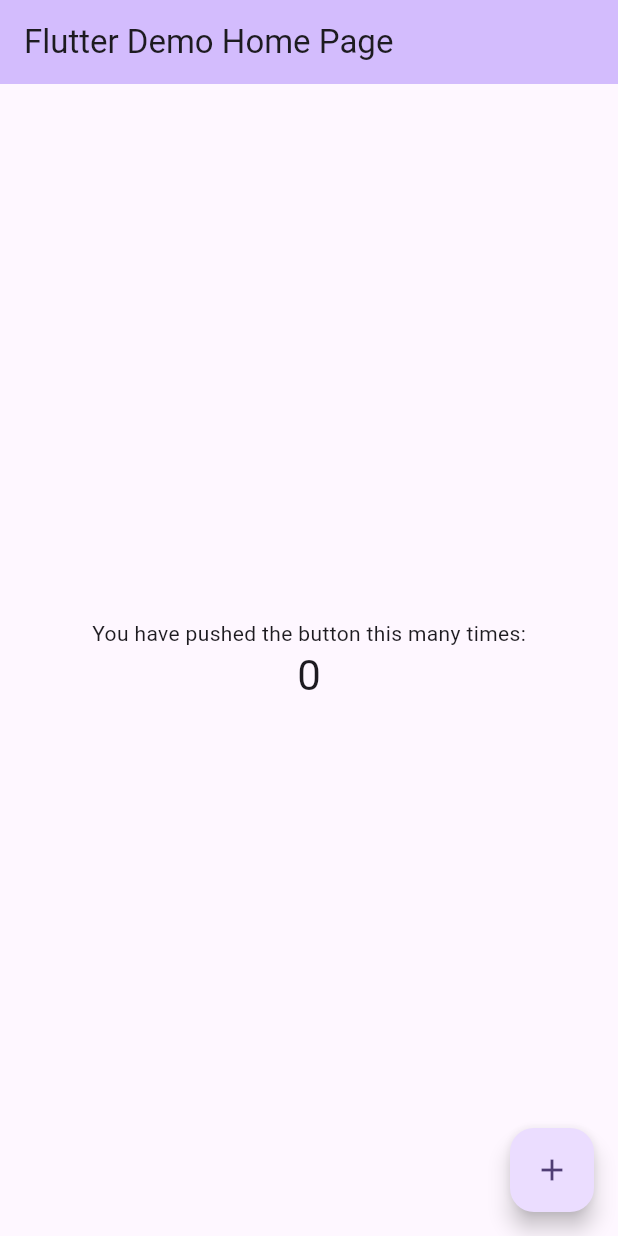
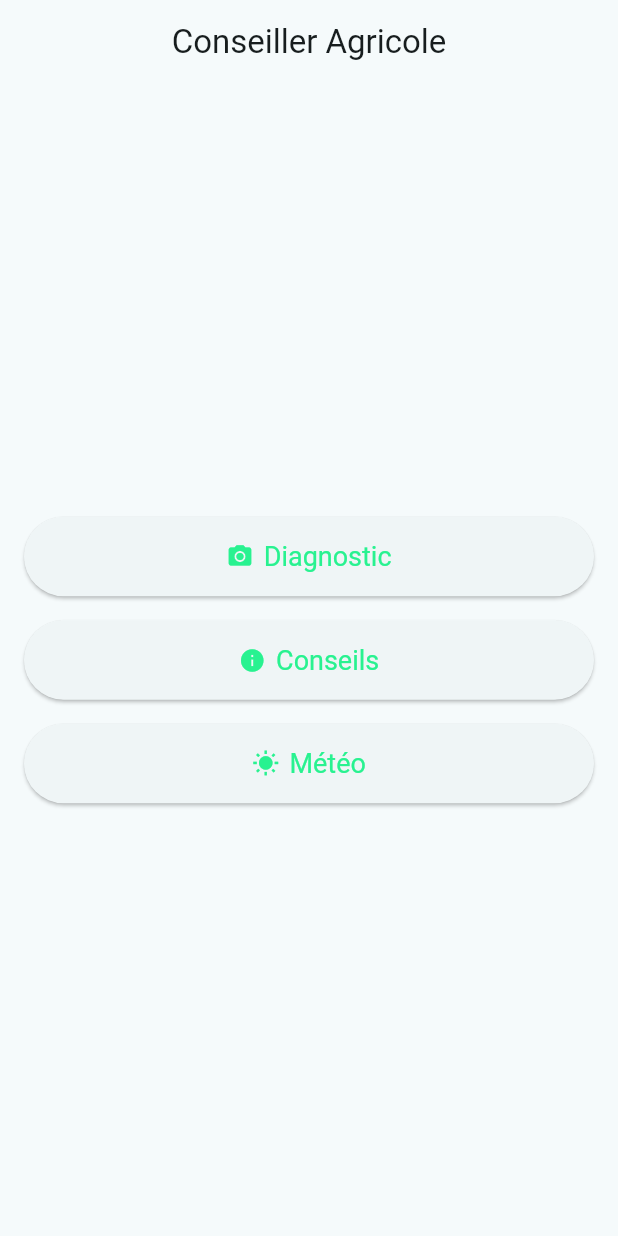
Before and after one commit to AlphaSierraDelta2849/agripas, a Flutter app: the screen it shows after launch, on a phone screen of 412 x 824 dp. Run offline on Flutter 3.47's test engine with Material 3 defaults, Android fonts, the phone set to English and light mode, and no system bars.

Commit message:
initial commit

```diff
--- a/lib/main.dart
+++ b/lib/main.dart
@@ -1,3 +1,4 @@
+import 'package:agripas/screens/home.dart';
 import 'package:flutter/material.dart';
 
 void main() {
@@ -28,10 +29,14 @@
         //
         // This works for code too, not just values: Most code changes can be
         // tested with just a hot reload.
-        colorScheme: ColorScheme.fromSeed(seedColor: Colors.deepPurple),
+        colorScheme: ColorScheme.fromSeed(
+          // seedColor: Colors.deepPurple,
+          seedColor: Colors.white,
+          primary: const Color.fromARGB(255, 40, 242, 144),
+          ),
         useMaterial3: true,
       ),
-      home: const MyHomePage(title: 'Flutter Demo Home Page'),
+      home: const HomePage(),
     );
   }
 }
--- /dev/null
+++ b/lib/screens/home.dart
@@ -0,0 +1,67 @@
+import 'package:flutter/material.dart';
+
+class HomePage extends StatelessWidget {
+  const HomePage({super.key});
+
+  @override
+  Widget build(BuildContext context) {
+    return Scaffold(
+      appBar: AppBar(
+        title: Text("Conseiller Agricole"),
+        centerTitle: true,
+      ),
+      body: Padding(
+        padding: const EdgeInsets.all(16.0),
+        child: Column(
+          mainAxisAlignment: MainAxisAlignment.center,
+          crossAxisAlignment: CrossAxisAlignment.stretch,
+          children: [
+            // Option Diagnostic
+            ElevatedButton.icon(
+              icon: Icon(Icons.camera_alt),
+              label: Text("Diagnostic"),
+              style: ElevatedButton.styleFrom(
+                padding: EdgeInsets.symmetric(vertical: 16.0),
+                textStyle: TextStyle(fontSize: 18),
+              ),
+              onPressed: () {
+                // Naviguer vers l'écran de diagnostic
+                Navigator.pushNamed(context, '/diagnostic');
+              },
+            ),
+            SizedBox(height: 16),
+
+            // Option Conseils
+            ElevatedButton.icon(
+              icon: Icon(Icons.info),
+              label: Text("Conseils"),
+              style: ElevatedButton.styleFrom(
+                padding: EdgeInsets.symmetric(vertical: 16.0),
+                textStyle: TextStyle(fontSize: 18),
+              ),
+              onPressed: () {
+                // Naviguer vers l'écran de conseils
+                Navigator.pushNamed(context, '/conseils');
+              },
+            ),
+            SizedBox(height: 16),
+
+            // Option Météo
+            ElevatedButton.icon(
+              icon: Icon(Icons.wb_sunny),
+              label: Text("Météo"),
+              style: ElevatedButton.styleFrom(
+                padding: EdgeInsets.symmetric(vertical: 16.0),
+                textStyle: TextStyle(fontSize: 18),
+              ),
+              onPressed: () {
+                // Naviguer vers l'écran de météo
+                Navigator.pushNamed(context, '/meteo');
+              },
+            ),
+          ],
+        ),
+      ),
+    );
+  }
+}
```
